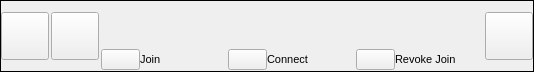
Before: the Qt Designer form AppsSrc/CommonSrc/Forms/GuiHostedListItem.ui in brettrjones-github/nolimitconnect, drawn with Qt 5.
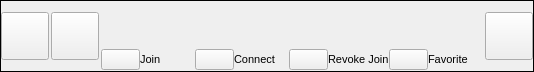
After: the same form once the commit is applied. Custom widgets are drawn as their Qt base class.

Commit message: add join favorite group on application startup

```diff
--- a/AppsSrc/CommonSrc/Forms/GuiHostedListItem.ui
+++ b/AppsSrc/CommonSrc/Forms/GuiHostedListItem.ui
@@ -305,6 +305,26 @@
             </property>
            </widget>
           </item>
+          <item>
+           <widget class="VxPushButton" name="m_FavoriteButton">
+            <property name="text">
+             <string notr="true"/>
+            </property>
+           </widget>
+          </item>
+          <item>
+           <widget class="QLabel" name="m_FavoriteLabel">
+            <property name="sizePolicy">
+             <sizepolicy hsizetype="Expanding" vsizetype="Preferred">
+              <horstretch>0</horstretch>
+              <verstretch>0</verstretch>
+             </sizepolicy>
+            </property>
+            <property name="text">
+             <string>Favorite</string>
+            </property>
+           </widget>
+          </item>
          </layout>
         </item>
        </layout>
```
The commit also changes 18 other files.
